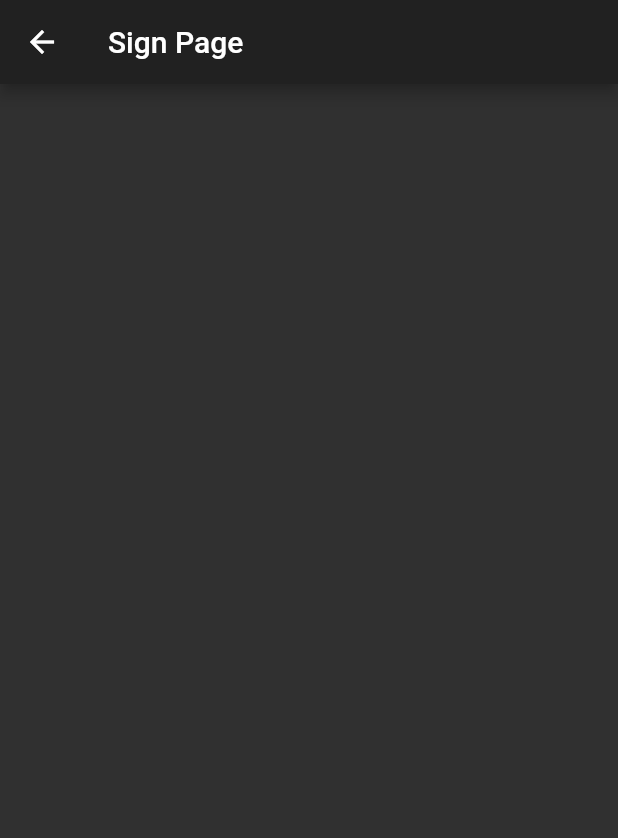
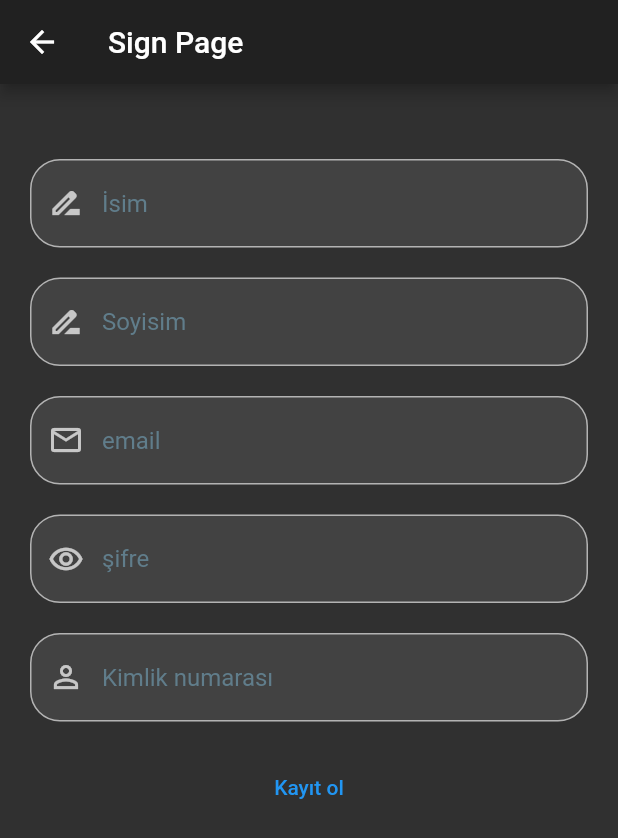
Before and after one commit to ealpago/Benideal, a Flutter app: the screen it shows after launch, after a tap on "Kaydol", on a phone screen of 412 x 824 dp. Shown: the top 838 px of the screen. Run offline on Flutter 3.47's test engine with Material 2 defaults, Android fonts, the phone set to English and light mode, and no system bars.

Commit message:
Initial commit

```diff
--- a/lib/open_pages/firstPage.dart
+++ b/lib/open_pages/firstPage.dart
@@ -23,11 +23,21 @@ class _FirstPageState extends State<FirstPage> {
           ),
         ),
         body: SafeArea(
-          child: Padding(
+          child: Column(
+            children: [
+              Container(
+                decoration: BoxDecoration(
+                  image: DecorationImage(
+                    image: AssetImage(
+                      'benidealLogo.png'
+                    ),
+                    fit: BoxFit.contain
+                  ),
+                ),
+              ),
+              Padding(
                 padding: EdgeInsets.symmetric(horizontal: 20.0, vertical: 10.0),
                 child: Column(
-
-
                   mainAxisAlignment: MainAxisAlignment.end,
                   children: [
                     Text('Senin yolculuğun. Senin seçimin',
@@ -64,6 +74,8 @@ class _FirstPageState extends State<FirstPage> {
                     ],
                 ),
               ),
+            ],
+          ),
         ),
       ),
     );
--- a/lib/open_pages/loginPage.dart
+++ b/lib/open_pages/loginPage.dart
@@ -26,7 +26,7 @@ class _LoginPageState extends State<LoginPage> {
             children: [
               TextFieldWidget(hintText: 'email', startingPoint: _startingPoint, icon: Icon(Icons.mail_outline)),
               SizedBox(height: 20.0,),
-              TextFieldWidget(hintText: 'email', startingPoint: _startingPoint, icon: Icon(Icons.mail_outline)),
+              TextFieldWidget(hintText: 'şifre', startingPoint: _startingPoint, icon: Icon(Icons.remove_red_eye_outlined)),
               SizedBox(height: 20.0,),
               TextButton(onPressed: (){
                 Navigator.pushAndRemoveUntil(
--- a/lib/open_pages/signPage.dart
+++ b/lib/open_pages/signPage.dart
@@ -1,4 +1,6 @@
+import 'package:benideal/open_pages/firstPage.dart';
 import 'package:flutter/material.dart';
+import 'package:benideal/utilities/textFieldClass.dart';
 
 
 
@@ -8,12 +10,36 @@ class SignPage extends StatefulWidget {
 }
 
 class _SignPageState extends State<SignPage> {
+
+  TextEditingController _startingPoint = TextEditingController();
+
   @override
   Widget build(BuildContext context) {
     return Scaffold(
       appBar: AppBar(
         title: Text('Sign Page'),
       ),
+      body: Padding(
+        padding: EdgeInsets.symmetric(horizontal: 20.0, vertical: 20.0),
+        child: Column(
+            children: [
+              SizedBox(height: 30,),
+              TextFieldWidget(hintText: 'İsim', startingPoint: _startingPoint, icon: Icon(Icons.drive_file_rename_outline)),
+              SizedBox(height: 20,),
+              TextFieldWidget(hintText: 'Soyisim', startingPoint: _startingPoint, icon: Icon(Icons.drive_file_rename_outline)),
+              SizedBox(height: 20,),
+              TextFieldWidget(hintText: 'email', startingPoint: _startingPoint, icon: Icon(Icons.mail_outline)),
+              SizedBox(height: 20,),
+              TextFieldWidget(hintText: 'şifre', startingPoint: _startingPoint, icon: Icon(Icons.remove_red_eye_outlined)),
+              SizedBox(height: 20,),
+              TextFieldWidget(hintText: 'Kimlik numarası', startingPoint: _startingPoint, icon: Icon(Icons.perm_identity)),
+              SizedBox(height: 20,),
+              TextButton(onPressed: (){
+                Navigator.push(context, MaterialPageRoute(builder: (context) => FirstPage()));
+              }, child: Text('Kayıt ol'))
+            ]
+        ),
+      ),
     );
   }
 }
```
Also changed, not shown: lib/app_pages/profilePage.dart (+1 -9 lines), lib/button_pages/changeInfo.dart (added, +25 -0 lines), lib/button_pages/changePassword.dart (added, +48 -0 lines), lib/button_pages/changePhoto.dart (added, +25 -0 lines), lib/button_pages/changeProfile.dart (+8 -2 lines), lib/button_pages/messagesPage.dart (deleted, +0 -21 lines), pubspec.yaml (+2 -53 lines). Lines whose indentation alone changed are shown as unchanged.
